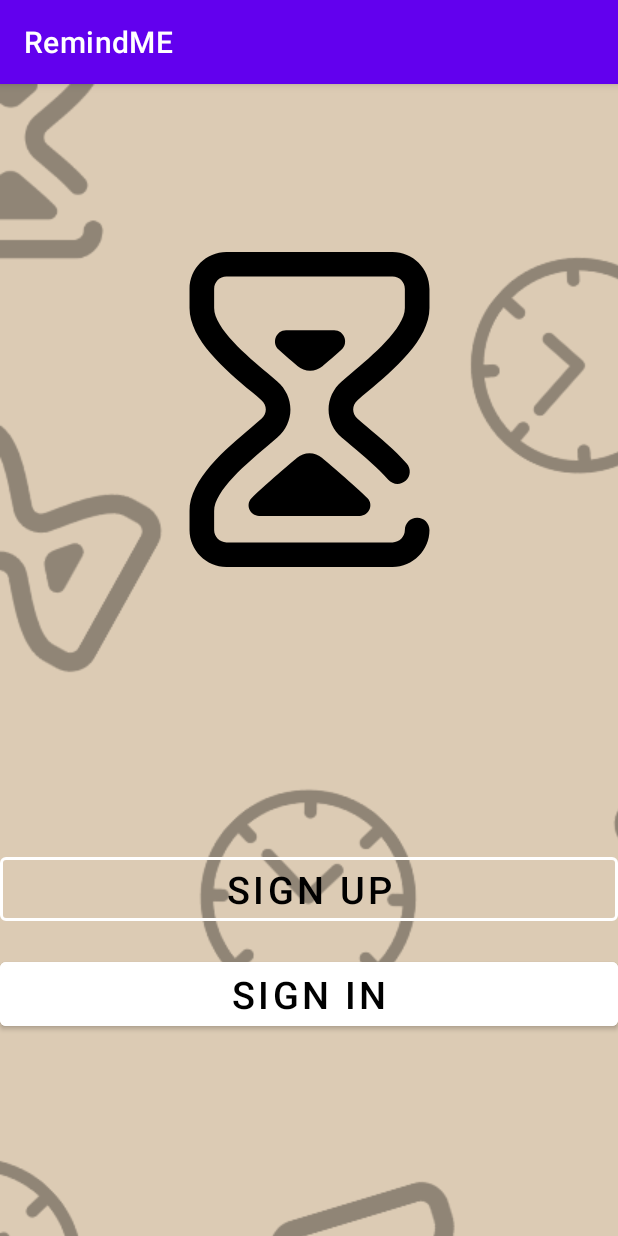
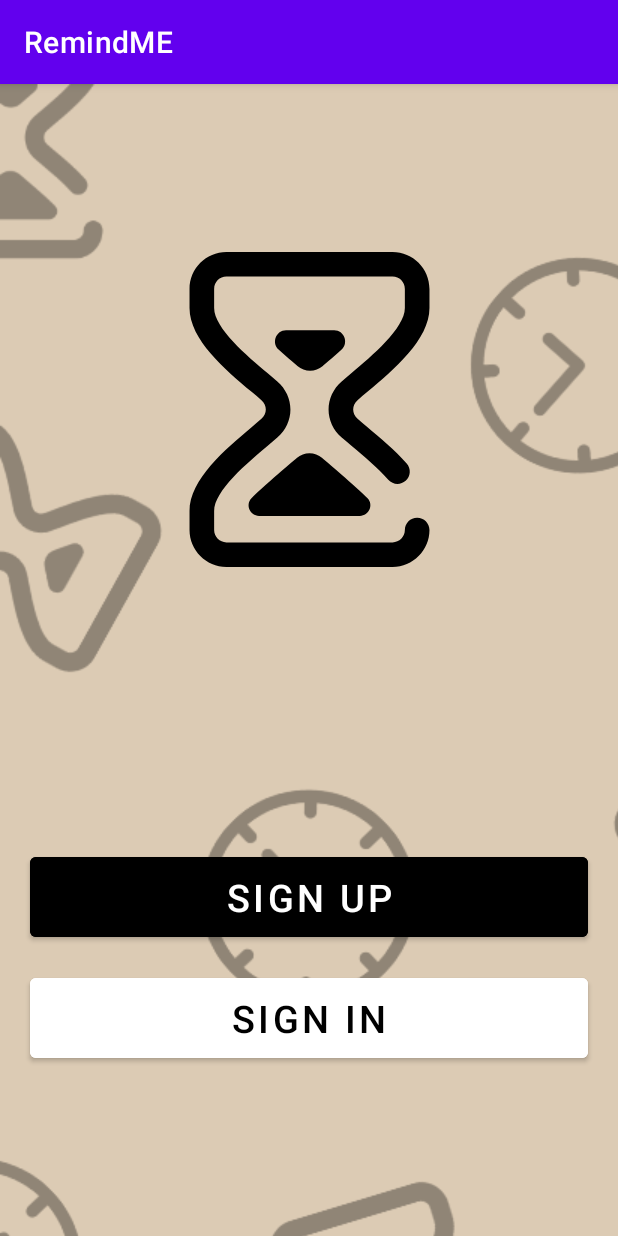
Before and after one commit to JonathanMbt/RemindME, an Android app: the screen it shows after launch (MainActivity), on a phone screen of 412 x 824 dp. Run offline under Robolectric (Android 15) with nearby library versions, the phone set to English and light mode, and no system bars.

Commit message:
launcher_layout_1.0

```diff
--- a/app/src/main/res/layout/activity_main.xml
+++ b/app/src/main/res/layout/activity_main.xml
@@ -22,27 +22,30 @@
     <Button
         android:id="@+id/sign_up"
         android:layout_width="match_parent"
-        android:layout_height="wrap_content"
-        android:textColor="@color/black"
+        android:layout_height="65dp"
+        android:textColor="@color/white"
+        android:backgroundTint="@color/black"
         android:textSize="25sp"
+        android:layout_marginStart="20dp"
+        android:layout_marginEnd="20dp"
         android:text="@string/sign_up"
-        app:strokeColor="@color/white"
-        app:strokeWidth="2dp"
         app:layout_constraintTop_toBottomOf="@id/app_logo"
         android:layout_marginTop="175dp"
         app:layout_constraintStart_toStartOf="parent"
         app:layout_constraintEnd_toEndOf="parent"
-        style="@style/Widget.MaterialComponents.Button.OutlinedButton"
+        style="@style/Widget.MaterialComponents.Button"
         />
 
     <Button
         android:id="@+id/sign_in"
         android:layout_width="match_parent"
-        android:layout_height="wrap_content"
+        android:layout_height="65dp"
         android:text="@string/sign_in"
         app:layout_constraintTop_toBottomOf="@id/sign_up"
         android:textColor="@color/black"
         android:textSize="25sp"
+        android:layout_marginStart="20dp"
+        android:layout_marginEnd="20dp"
         android:backgroundTint="@color/white"
         android:layout_marginTop="15dp"
         app:layout_constraintStart_toStartOf="parent"
```
